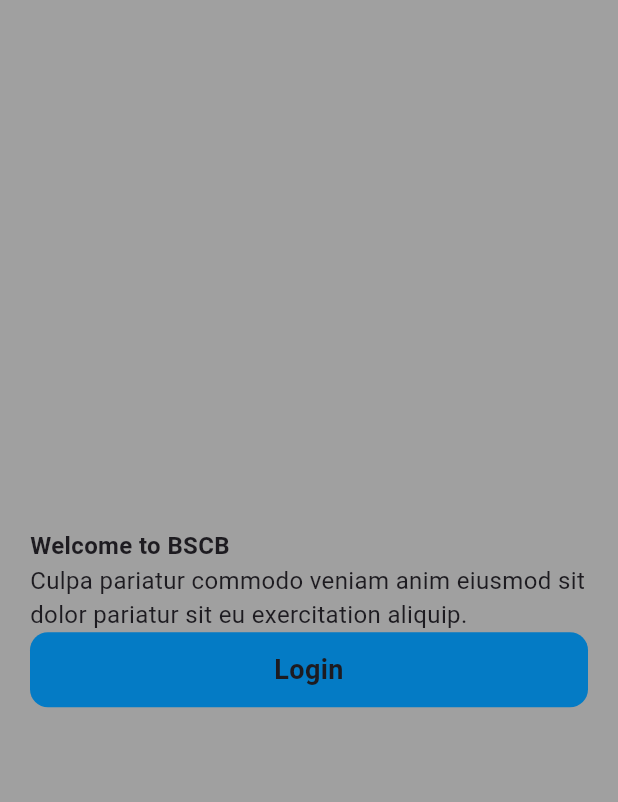
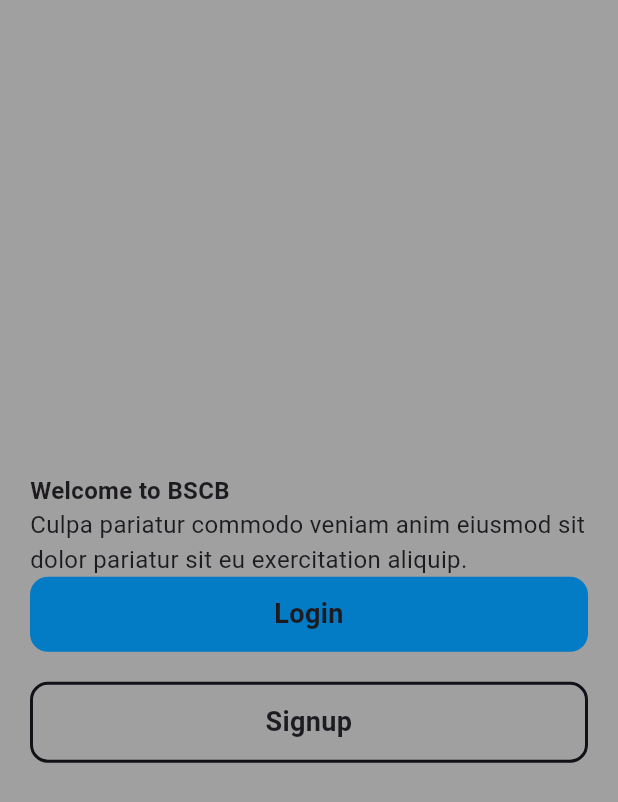
Before and after one commit to sarathkrishnanpv/bsscb, a Flutter app: the screen it shows after launch, on a phone screen of 412 x 824 dp. Shown: the top 802 px of the screen. Run offline on Flutter 3.47's test engine with Material 3 defaults, Android fonts, the phone set to English and light mode, and no system bars; our stand-ins replace google_fonts.

Commit message:
update: created secondary button

```diff
--- a/lib/ui/splash_screens/welcome.dart
+++ b/lib/ui/splash_screens/welcome.dart
@@ -22,6 +22,11 @@ class WelcomePage extends StatelessWidget {
             SizedBox(
   width: double.infinity, // Takes up as much horizontal space as possible
   child: PrimaryButton(textTheme: textTheme,content: "Login",),
+),
+SizedBox(height: 20,),
+SizedBox(
+  width: double.infinity,
+  child: secondaryButton(textTheme: textTheme, content: 'Signup',),
 )
 
           ],
--- a/lib/widgets/global_buttons.dart
+++ b/lib/widgets/global_buttons.dart
@@ -33,3 +33,34 @@ class PrimaryButton extends StatelessWidget {
     );
   }
 }
+
+
+class secondaryButton extends StatelessWidget {
+  const secondaryButton({
+    super.key,
+    required this.textTheme,
+    required this.content,
+  });
+
+  final AppTextTheme textTheme;
+  final String content;
+
+  @override
+  Widget build(BuildContext context) {
+    return Container(
+          decoration: BoxDecoration(
+            borderRadius: BorderRadius.circular(12),
+            border: Border.all(color: AppColors.darkblue,width: 2)
+
+          ),
+          child: Padding(
+            padding: EdgeInsets.symmetric(vertical: 12.0), // Adds padding to the button
+            child: Text(
+              content,
+              style: textTheme.appTextBodyTextXlBold,
+              textAlign: TextAlign.center, // Centers the text within the button
+            ),
+          ),
+        );
+  }
+}
```
